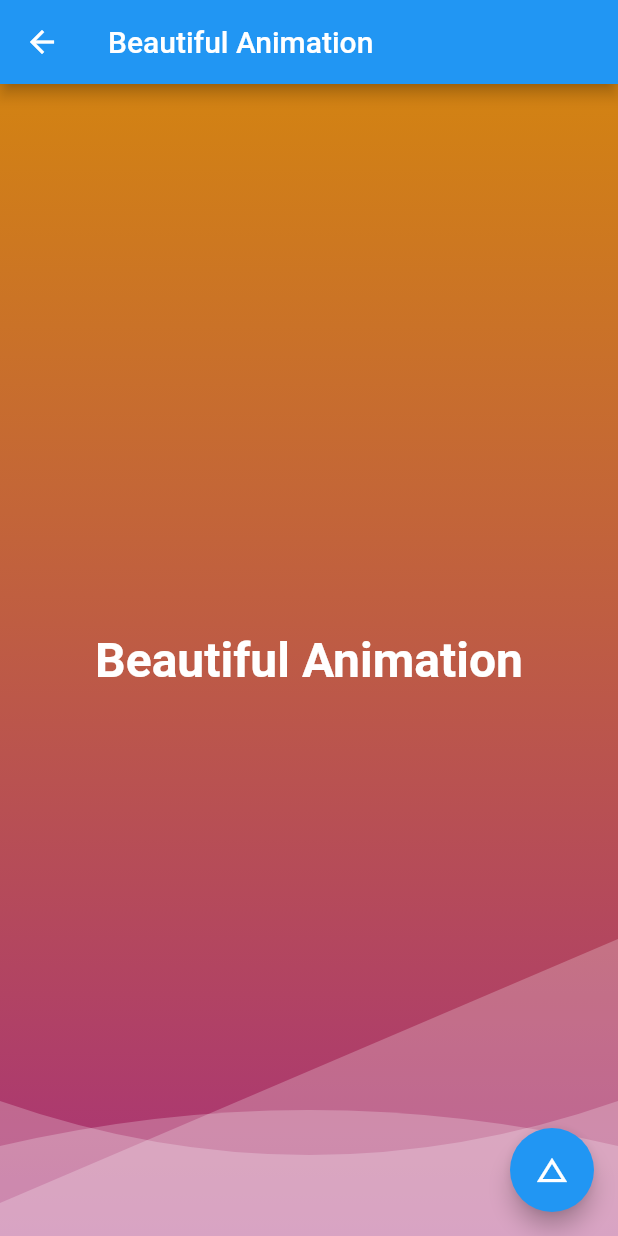
After one commit to KXwonderful/github_app, a Flutter app: the AnimBgRoute screen opened by its route, on a phone screen of 412 x 824 dp. The commit adds this screen. Run offline on Flutter 3.47's test engine with Material 2 defaults, Android fonts, the phone set to English and light mode, and no system bars; our stand-ins replace cached_network_image, dio, fluttertoast, shared_preferences, simple_animations; missing offline and left inert: flukit; accounts and stored records are empty; generated files the repository leaves out were written again.

Commit message:
add animation

```diff
--- a/lib/i10n/localization_intl.dart
+++ b/lib/i10n/localization_intl.dart
@@ -38,6 +38,8 @@ class GmLocalizations {
   String get setting => Intl.message('Setting', name: 'setting');
 
   String get theme => Intl.message('Theme', name: 'theme');
+
+  String get animBg => Intl.message('Beautiful Animation', name: 'animBg');
 
   String get noDescription =>
       Intl.message('No description yet !', name: 'noDescription');
--- a/lib/i10n/messages_messages.dart
+++ b/lib/i10n/messages_messages.dart
@@ -36,6 +36,7 @@ class MessageLookup extends MessageLookupByLibrary {
             "User name or password is not correct!"),
         "userNameRequired":
             MessageLookupByLibrary.simpleMessage("User name required!"),
-        "yes": MessageLookupByLibrary.simpleMessage("yes")
+        "yes": MessageLookupByLibrary.simpleMessage("yes"),
+        "animBg": MessageLookupByLibrary.simpleMessage("Beautiful Animation"),
       };
 }
--- a/lib/i10n/messages_zh_CN.dart
+++ b/lib/i10n/messages_zh_CN.dart
@@ -33,6 +33,7 @@ class MessageLookup extends MessageLookupByLibrary {
         "userNameOrPasswordWrong":
             MessageLookupByLibrary.simpleMessage("用户名或密码不正确"),
         "userNameRequired": MessageLookupByLibrary.simpleMessage("用户名不能为空"),
-        "yes": MessageLookupByLibrary.simpleMessage("确定")
+        "yes": MessageLookupByLibrary.simpleMessage("确定"),
+        "animBg": MessageLookupByLibrary.simpleMessage("优美的动画")
       };
 }
--- a/lib/main.dart
+++ b/lib/main.dart
@@ -2,6 +2,7 @@ import 'package:flutter/material.dart';
 import 'package:flutter_localizations/flutter_localizations.dart';
 import 'package:github_app/commom/global.dart';
 import 'package:github_app/i10n/localization_intl.dart';
+import 'package:github_app/routes/anim_page.dart';
 import 'package:github_app/routes/home_page.dart';
 import 'package:github_app/routes/language.dart';
 import 'package:github_app/routes/login.dart';
@@ -58,6 +59,7 @@ class MyApp extends StatelessWidget {
               "login": (context) => LoginRoute(),
               "themes": (context) => ThemeChangeRoute(),
               "language": (context) => LanguageRoute(),
+              "animBg": (context) => AnimBgRoute(),
             },
           );
         },
--- /dev/null
+++ b/lib/routes/anim_page.dart
@@ -0,0 +1,320 @@
+import 'dart:math';
+
+import 'package:flutter/cupertino.dart';
+import 'package:flutter/material.dart';
+import 'package:github_app/i10n/localization_intl.dart';
+import 'package:simple_animations/simple_animations.dart';
+
+class AnimBgRoute extends StatefulWidget {
+  @override
+  _AnimBgRouteState createState() {
+    return new _AnimBgRouteState();
+  }
+}
+
+class _AnimBgRouteState extends State<AnimBgRoute> {
+  bool isWave = true;
+
+  void changeAnim() {
+    setState(() {
+      isWave = !isWave;
+    });
+  }
+
+  @override
+  Widget build(BuildContext context) {
+    GmLocalizations gm = GmLocalizations.of(context);
+    return Scaffold(
+      appBar: AppBar(
+        title: Text(gm.animBg),
+      ),
+      body: isWave ? AnimatedWaveRoute() : ParticleRoute(),
+      floatingActionButton: FloatingActionButton(
+        onPressed: changeAnim,
+        child: Icon(Icons.change_history),
+      ),
+    );
+    ;
+  }
+}
+
+// -------------------------- animation wave ---------------------------
+class AnimatedWaveRoute extends StatelessWidget {
+  @override
+  Widget build(BuildContext context) {
+    GmLocalizations gm = GmLocalizations.of(context);
+    return Stack(
+      children: <Widget>[
+        Positioned.fill(child: AnimatedBackground()),
+        onBottom(AnimatedWave(
+          height: 180,
+          speed: 1,
+        )),
+        onBottom(AnimatedWave(
+          height: 120,
+          speed: 0.8,
+          offset: pi,
+        )),
+        onBottom(AnimatedWave(
+          height: 220,
+          speed: 1.2,
+          offset: pi / 2,
+        )),
+        Positioned.fill(
+            child: new Center(
+          child: Text(
+            gm.animBg,
+            style: TextStyle(
+                fontSize: 32, fontWeight: FontWeight.bold, color: Colors.white),
+          ),
+        ))
+      ],
+    );
+  }
+
+  onBottom(Widget child) => Positioned.fill(
+          child: Align(
+        alignment: Alignment.bottomCenter,
+        child: child,
+      ));
+}
+
+class AnimatedWave extends StatelessWidget {
+  final double height;
+  final double speed;
+  final double offset;
+
+  AnimatedWave({this.height, this.speed, this.offset = 0.0});
+
+  @override
+  Widget build(BuildContext context) {
+    return LayoutBuilder(
+      builder: (context, constraints) {
+        return Container(
+          height: height,
+          width: constraints.biggest.width,
+          child: ControlledAnimation(
+            playback: Playback.LOOP,
+            duration: Duration(microseconds: (5000000 / speed).round()),
+            tween: Tween(begin: 0, end: 2 * pi),
+            builder: (context, value) {
+              return CustomPaint(
+                foregroundPainter: CurvePainter(value + offset),
+              );
+            },
+          ),
+        );
+      },
+    );
+  }
+}
+
+class CurvePainter extends CustomPainter {
+  final double value;
+
+  CurvePainter(this.value);
+
+  @override
+  void paint(Canvas canvas, Size size) {
+    final white = Paint()..color = Colors.white.withAlpha(60);
+    final path = Path();
+
+    final y1 = sin(value);
+    final y2 = sin(value + pi / 2);
+    final y3 = sin(value + pi);
+
+    final startPointY = size.height * (0.5 + 0.4 * y1);
+    final controlPointY = size.height * (0.5 + 0.4 * y2);
+    final endPointY = size.height * (0.5 + 0.4 * y3);
+
+    path.moveTo(size.width * 0, startPointY);
+    path.quadraticBezierTo(
+        size.width * 0.5, controlPointY, size.width, endPointY);
+    path.lineTo(size.width, size.height);
+    path.lineTo(0, size.height);
+    path.close();
+    canvas.drawPath(path, white);
+  }
+
+  @override
+  bool shouldRepaint(CustomPainter oldDelegate) {
+    return true;
+  }
+}
+
+class AnimatedBackground extends StatelessWidget {
+  @override
+  Widget build(BuildContext context) {
+    final tween = MultiTrackTween([
+      Track("color1").add(Duration(seconds: 3),
+          ColorTween(begin: Color(0xffD38312), end: Colors.lightBlue.shade900)),
+      Track("color2").add(Duration(seconds: 3),
+          ColorTween(begin: Color(0xffA83279), end: Colors.blue.shade600))
+    ]);
+
+    return ControlledAnimation(
+      playback: Playback.MIRROR,
+      tween: tween,
+      duration: tween.duration,
+      builder: (context, animation) {
+        return Container(
+          decoration: BoxDecoration(
+              gradient: LinearGradient(
+                  begin: Alignment.topCenter,
+                  end: Alignment.bottomCenter,
+                  colors: [animation["color1"], animation["color2"]])),
+        );
+      },
+    );
+  }
+}
+
+// -------------------------- animation particle ---------------------------
+class ParticleRoute extends StatelessWidget {
+  @override
+  Widget build(BuildContext context) {
+    return Stack(children: <Widget>[
+      Positioned.fill(child: AnimatedBackground2()),
+      Positioned.fill(child: ParticlesWidget(30)),
+      Positioned.fill(
+        child: new Center(
+          child: new Text(
+            "Particle Animation",
+            style: new TextStyle(
+                fontSize: 30, fontWeight: FontWeight.bold, color: Colors.white),
+          ),
+        ),
+      ),
+    ]);
+  }
+}
+
+class AnimatedBackground2 extends StatelessWidget {
+  @override
+  Widget build(BuildContext context) {
+    final tween = MultiTrackTween([
+      Track("color1").add(Duration(seconds: 3),
+          ColorTween(begin: Color(0xffD38312), end: Colors.lightBlue.shade900)),
+      Track("color2").add(Duration(seconds: 3),
+          ColorTween(begin: Color(0xffA83279), end: Colors.blue.shade600))
+    ]);
+
+    return ControlledAnimation(
+      playback: Playback.MIRROR,
+      tween: tween,
+      duration: tween.duration,
+      builder: (context, animation) {
+        return Container(
+          decoration: BoxDecoration(
+              gradient: LinearGradient(
+                  begin: Alignment.topCenter,
+                  end: Alignment.bottomCenter,
+                  colors: [animation["color1"], animation["color2"]])),
+        );
+      },
+    );
+  }
+}
+
+class ParticlePainter extends CustomPainter {
+  List<ParticleModel> particles;
+  Duration time;
+
+  ParticlePainter(this.particles, this.time);
+
+  @override
+  void paint(Canvas canvas, Size size) {
+    final paint = Paint()..color = Colors.white.withAlpha(50);
+    particles.forEach((particle) {
+      var progress = particle.animationProgress.progress(time);
+      final animation = particle.tween.transform(progress);
+      final position =
+          Offset(animation["x"] * size.width, animation["y"] * size.height);
+      canvas.drawCircle(position, size.width * 0.2 * particle.size, paint);
+    });
+  }
+
+  @override
+  bool shouldRepaint(CustomPainter oldDelegate) {
+    return true;
+  }
+}
+
+class ParticleModel {
+  Animatable tween;
+  double size;
+  AnimationProgress animationProgress;
+  Random random;
+  int defaultMilliseconds;
+
+  ParticleModel(this.random, {this.defaultMilliseconds = 500}) {
+    restart();
+  }
+
+  restart({Duration time = Duration.zero}) {
+    final startPosition = Offset(-0.2 + 1.4 * random.nextDouble(), 1.2);
+
+    final endPosition = Offset(-0.2 + 1.4 * random.nextDouble(), -0.2);
+
+    final duration =
+        Duration(milliseconds: defaultMilliseconds + random.nextInt(1000));
+
+    tween = MultiTrackTween([
+      Track("x").add(
+          duration, Tween(begin: startPosition.dx, end: endPosition.dx),
+          curve: Curves.easeInOutSine),
+      Track("y").add(
+          duration, Tween(begin: startPosition.dy, end: endPosition.dy),
+          curve: Curves.easeIn),
+    ]);
+    animationProgress = AnimationProgress(duration: duration, startTime: time);
+    size = 0.2 + random.nextDouble() * 0.4;
+  }
+
+  maintainRestart(Duration time) {
+    if (animationProgress.progress(time) == 1.0) {
+      restart(time: time);
+    }
+  }
+}
+
+class ParticlesWidget extends StatefulWidget {
+  final int numberOfParticles;
+
+  ParticlesWidget(this.numberOfParticles);
+
+  @override
+  _ParticlesWidgetState createState() => _ParticlesWidgetState();
+}
+
+class _ParticlesWidgetState extends State<ParticlesWidget> {
+  final Random random = Random();
+
+  final List<ParticleModel> particles = [];
+
+  @override
+  void initState() {
+    List.generate(widget.numberOfParticles, (index) {
+      particles.add(ParticleModel(random, defaultMilliseconds: 5000));
+    });
+    super.initState();
+  }
+
+  @override
+  Widget build(BuildContext context) {
+    return Rendering(
+      startTime: Duration(seconds: 50),
+      onTick: _simulateParticles,
+      builder: (context, time) {
+        _simulateParticles(time);
+        return CustomPaint(
+          painter: ParticlePainter(particles, time),
+        );
+      },
+    );
+  }
+
+  _simulateParticles(Duration time) {
+    particles.forEach((particle) => particle.maintainRestart(time));
+  }
+}
--- a/lib/routes/home_page.dart
+++ b/lib/routes/home_page.dart
@@ -139,6 +139,11 @@ class MyDrawer extends StatelessWidget {
             title: Text(gm.language),
             onTap: () => Navigator.pushNamed(context, "language"),
           ),
+          ListTile(
+            leading: const Icon(Icons.beach_access),
+            title: Text(gm.animBg),
+            onTap: () => Navigator.pushNamed(context, "animBg"),
+          ),
           if (userModel.isLogin)
             ListTile(
               leading: const Icon(Icons.power_settings_new),
--- a/pubspec.yaml
+++ b/pubspec.yaml
@@ -32,6 +32,7 @@ dependencies:
   provider: ^3.0.0+1
   cached_network_image: ^2.0.0-rc
   fluttertoast: ^3.0.3
+  simple_animations: ^1.3.8
 
 dev_dependencies:
   flutter_test:
```
Also changed, not shown: pubspec.lock.
